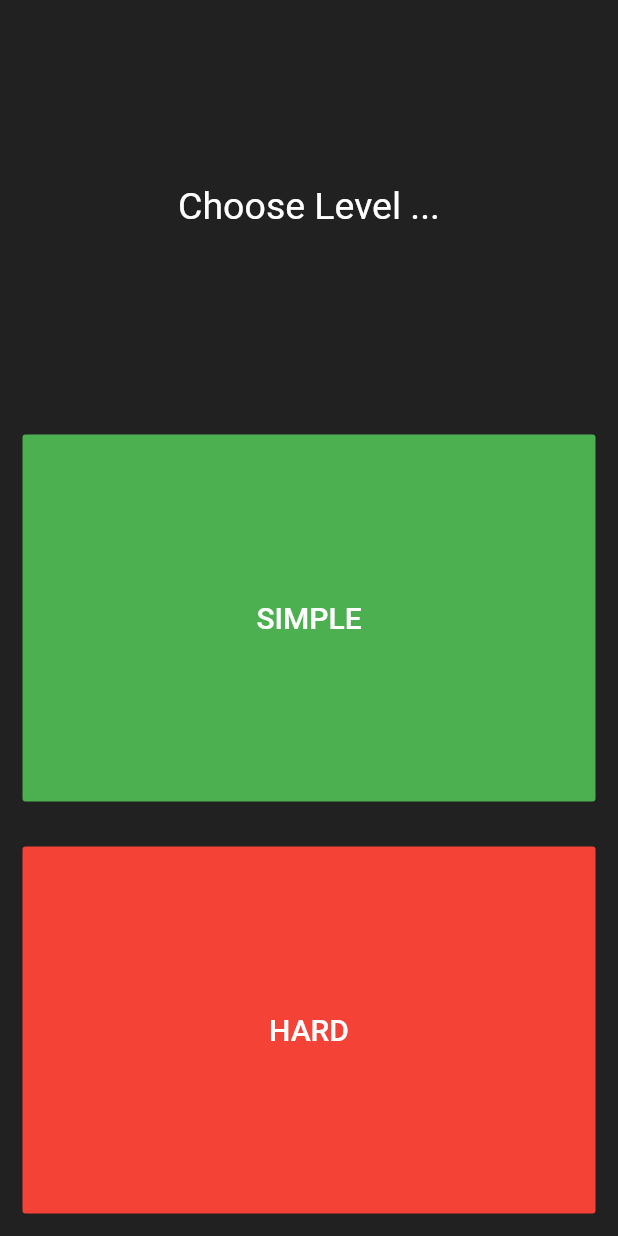
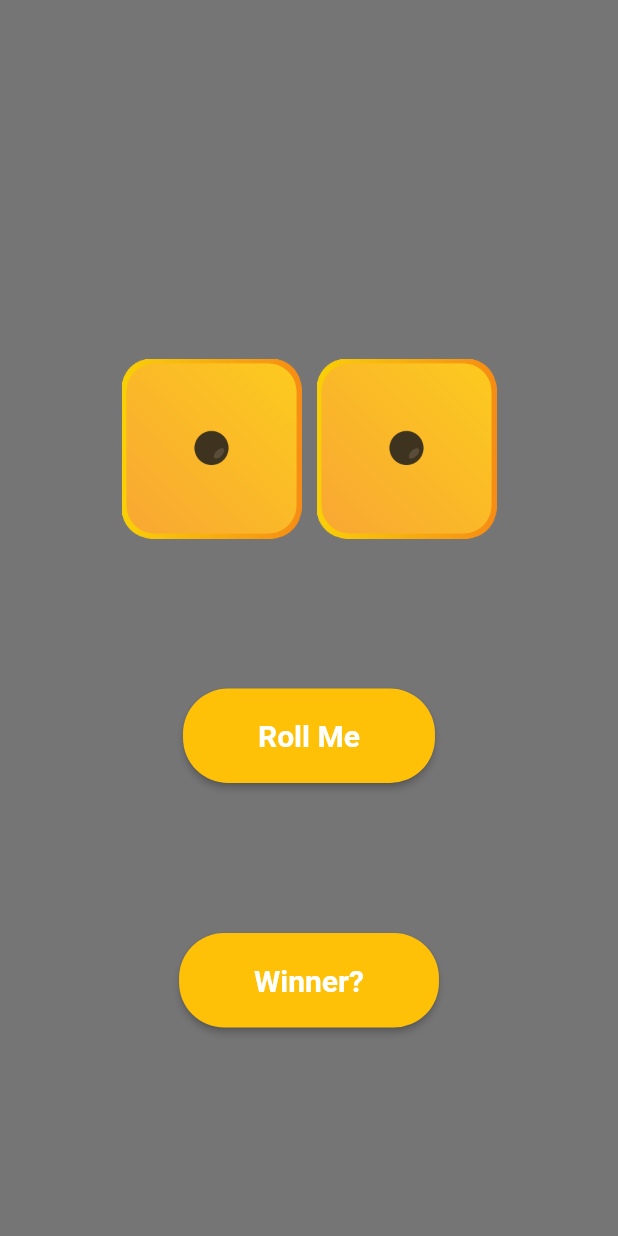
Before and after one commit to razasaddiqi/DiceGuessingGame, a Flutter app: the screen it shows after launch, after a tap on "SIMPLE", on a phone screen of 412 x 824 dp. Run offline on Flutter 3.47's test engine with Material 2 defaults, Android fonts, the phone set to English and light mode, and no system bars; missing offline and left inert: animated_dialog_box.

Commit message:
Simple Level Complete ...

```diff
--- a/lib/Simple.dart
+++ b/lib/Simple.dart
@@ -0,0 +1,192 @@
+import 'package:flutter/material.dart';
+import 'dart:math';
+import 'package:animated_dialog_box/animated_dialog_box.dart';
+import 'package:flutter/widgets.dart';
+
+class Simple extends StatefulWidget {
+  @override
+  _DiceState createState() => _DiceState();
+}
+
+class _DiceState extends State<Simple> {
+
+  AssetImage one = AssetImage("images/one.png");
+  AssetImage two = AssetImage("images/two.png");
+  AssetImage three = AssetImage("images/three.png");
+  AssetImage four = AssetImage("images/four.png");
+  AssetImage five = AssetImage("images/five.png");
+  AssetImage six = AssetImage("images/six.png");
+
+  AssetImage HomeImage1,HomeImage2;
+  int dice1 = 0;
+  int dice2 = 0;
+
+  @override
+  void initState(){
+    super.initState();
+    setState(() {
+      HomeImage1 = one;
+      HomeImage2 = one;
+    });
+  }
+
+  void diceChanger(){
+    int random = (1+Random().nextInt(6));
+    int anotherRandom = (1+Random().nextInt(6));
+    AssetImage firstImage;
+    AssetImage secondImage;
+    switch (random) {
+      case 1:
+        firstImage = one;
+        break;
+      case 2:
+        firstImage = two;
+        break;
+      case 3:
+        firstImage = three;
+        break;
+      case 4:
+        firstImage = four;
+        break;
+      case 5:
+        firstImage = five;
+        break;
+      case 6:
+        firstImage = six;
+        break;
+    }
+    switch (anotherRandom) {
+      case 1:
+        secondImage = one;
+        break;
+      case 2:
+        secondImage = two;
+        break;
+      case 3:
+        secondImage = three;
+        break;
+      case 4:
+        secondImage = four;
+        break;
+      case 5:
+        secondImage = five;
+        break;
+      case 6:
+        secondImage = six;
+        break;
+    }
+    setState(() {
+      HomeImage1 = firstImage;
+      HomeImage2 = secondImage;
+      dice1 = dice1 + random;
+      dice2 = dice2 + anotherRandom;
+    });
+  }
+
+  void Winner() async {
+      await animated_dialog_box.showRotatedAlert(
+          title: Center(child: Text("Results", style: TextStyle(fontSize: 25.0),)), // IF YOU WANT TO ADD
+          context: context,
+          firstButton: MaterialButton(
+            // FIRST BUTTON IS REQUIRED
+            shape: RoundedRectangleBorder(
+              borderRadius: BorderRadius.circular(40),
+            ),
+            color: Colors.white,
+            child: Text('Ok'),
+            onPressed: () {
+              Navigator.of(context).pop();
+            },
+          ),
+          icon: Icon(Icons.videogame_asset,color: Colors.red,), // IF YOU WANT TO ADD ICON
+          yourWidget: Column(
+            children: [
+              Container(
+                child: (dice2 > dice1) ? Text("Winner : Dice 2", style: TextStyle(fontSize: 23.0)) : Text("Winner : Dice 1", style: TextStyle(fontSize: 23.0),),
+              ),
+              SizedBox(height: 10.0,),
+              Container(
+                child: Text("Dice 1 = "+ dice1.toString(),style: TextStyle(fontSize: 22.0),),
+              ),
+
+              Container(
+                child: Text("Dice 2 = "+ dice2.toString(),style: TextStyle(fontSize: 22.0),),
+              ),
+            ],
+          ));
+  }
+
+
+
+  @override
+  Widget build(BuildContext context) {
+    return Scaffold(
+      backgroundColor: Colors.black54,
+      body: Container(
+        child: Center(
+          child: Column(
+            mainAxisAlignment: MainAxisAlignment.center,
+            children: <Widget>[
+              Container(
+                margin: EdgeInsets.fromLTRB(50.0, 100.0, 50.0, 0.0),
+                child: Row(
+                  crossAxisAlignment: CrossAxisAlignment.center,
+                  mainAxisAlignment: MainAxisAlignment.center,
+                  children: <Widget>[
+                    Image(
+                      image: HomeImage1,
+                      width: 120.0,
+                      height: 120.0,
+                    ),
+                    SizedBox(
+                      width: 10.0,
+                    ),
+                    Image(
+                      image: HomeImage2,
+                      width: 120.0,
+                      height: 120.0,
+                    ),
+                  ],
+                ),
+              ),
+              Container(
+                margin: EdgeInsets.only(top: 100.0),
+                child: RaisedButton(
+                  padding: EdgeInsets.fromLTRB(50.0, 20.0, 50.0, 20.0),
+                  child: Text('Roll Me', textAlign: TextAlign.center,style: TextStyle(
+                    color: Colors.white,
+                    fontWeight: FontWeight.bold,
+                    fontSize: 20.0,
+                  ),
+                  ),
+                  color: Colors.amber,
+                  onPressed: diceChanger,
+                  shape: RoundedRectangleBorder(
+                    borderRadius: BorderRadius.circular(30.0),
+                  ),
+                ),
+              ),
+              Container(
+                margin: EdgeInsets.only(top: 100.0),
+                child: RaisedButton(
+                  padding: EdgeInsets.fromLTRB(50.0, 20.0, 50.0, 20.0),
+                  child: Text('Winner?', textAlign: TextAlign.center,style: TextStyle(
+                    color: Colors.white,
+                    fontWeight: FontWeight.bold,
+                    fontSize: 20.0,
+                  ),
+                  ),
+                  color: Colors.amber,
+                  onPressed: Winner,
+                  shape: RoundedRectangleBorder(
+                    borderRadius: BorderRadius.circular(30.0),
+                  ),
+                ),
+              ),
+            ],
+          ),
+        ),
+      ),
+    );
+  }
+}
--- a/lib/main.dart
+++ b/lib/main.dart
@@ -1,4 +1,6 @@
 import 'package:flutter/material.dart';
+import 'Simple.dart';
+import 'Hard.dart';
 
 
 class MyHomePage extends StatefulWidget {
@@ -16,13 +18,13 @@ class _MyHomePageState extends State<MyHomePage> {
         mainAxisAlignment: MainAxisAlignment.spaceBetween,
         crossAxisAlignment: CrossAxisAlignment.stretch,
         children: <Widget>[
+          SizedBox(height: 20.0,),
           Expanded(
-            flex: 1,
             child: Padding(
               padding: EdgeInsets.all(10.0),
               child: Center(
                 child: Text(
-                  "Choose Level ...",
+                  "Wellcome to Dice Gussing game",
                   textAlign: TextAlign.center,
                   style: TextStyle(
                     fontSize: 25.0,
@@ -33,6 +35,22 @@ class _MyHomePageState extends State<MyHomePage> {
             ),
           ),
           Expanded(
+            child: Padding(
+              padding: EdgeInsets.all(10.0),
+              child: Center(
+                child: Text(
+                  "Choose Level ...",
+                  textAlign: TextAlign.center,
+                  style: TextStyle(
+                    fontSize: 20.0,
+                    color: Colors.white,
+                  ),
+                ),
+              ),
+            ),
+          ),
+          Expanded(
+            flex: 2,
             child: Padding(
               padding: EdgeInsets.all(15.0),
               child: FlatButton(
@@ -45,12 +63,16 @@ class _MyHomePageState extends State<MyHomePage> {
                   ),
                 ),
                 onPressed: () {
-                  //The user picked true.
+                  Navigator.push(
+                    context,
+                    MaterialPageRoute(builder: (context) => Simple()),
+                  );
                 },
               ),
             ),
           ),
           Expanded(
+            flex: 2,
             child: Padding(
               padding: EdgeInsets.all(15.0),
               child: FlatButton(
@@ -63,7 +85,8 @@ class _MyHomePageState extends State<MyHomePage> {
                   ),
                 ),
                 onPressed: () {
-                  //The user picked false.
+
+
                 },
               ),
             ),
--- a/pubspec.yaml
+++ b/pubspec.yaml
@@ -23,6 +23,7 @@ environment:
 dependencies:
   flutter:
     sdk: flutter
+  animated_dialog_box: ^0.0.2
 
 
   # The following adds the Cupertino Icons font to your application.
```
Also changed, not shown: images/five.png (added), images/four.png (added), images/one.png (added), images/six.png (added), images/three.png (added), images/two.png (added), pubspec.lock.
